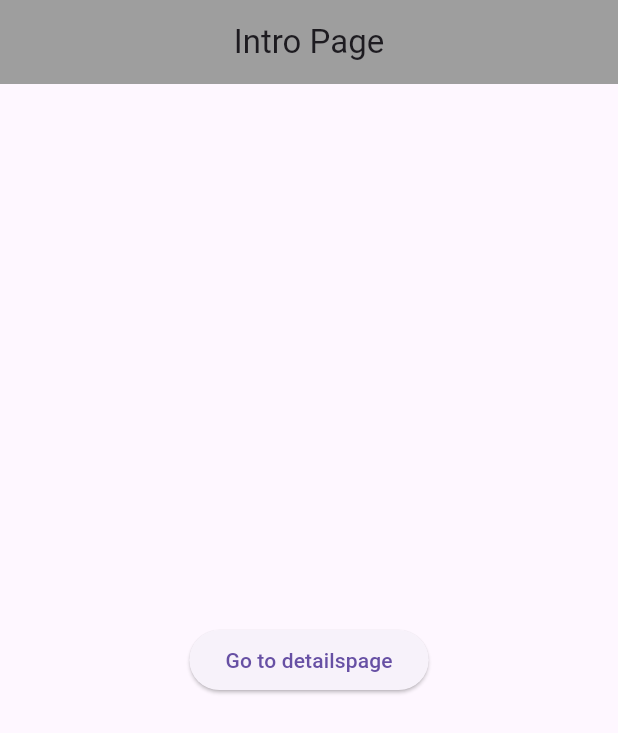
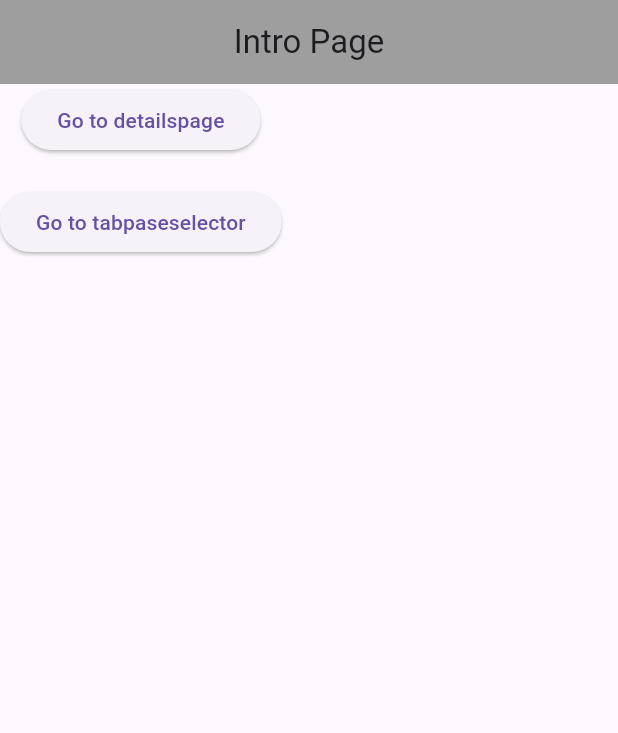
Before and after one commit to sizerChowdhury/flutter_widget_code, a Flutter app: the screen it shows after launch, on a phone screen of 412 x 824 dp. Shown: the top 733 px of the screen. Run offline on Flutter 3.47's test engine with Material 3 defaults, Android fonts, the phone set to English and light mode, and no system bars.

Commit message:
TabPageSelector.dart file is created to implement and practise "TabPageSelector" widget

```diff
--- a/lib/Intropage.dart
+++ b/lib/Intropage.dart
@@ -12,15 +12,23 @@ class IntroPage extends StatelessWidget {
             centerTitle: true,
             backgroundColor: Colors.grey[500],
           ),
-        body: Center(
-          child: ElevatedButton(
+          body: Column(
+            children: [
+              ElevatedButton(
                 child: Text('Go to detailspage'),
                 onPressed: () {
                   Navigator.pushNamed(context, '/details');
                 },
               ),
+              SizedBox(height: 20, width: 20),
+              ElevatedButton(
+                child: Text('Go to tabpaseselector'),
+                onPressed: () {
+                  Navigator.pushNamed(context, '/TabSelect');
+                },
               ),
-      ),
+            ],
+          )),
     );
   }
 }
--- a/lib/main.dart
+++ b/lib/main.dart
@@ -1,6 +1,7 @@
 import 'package:flutter/material.dart';
 import 'Details.dart';
 import 'Intropage.dart';
+import 'TabPageSelector.dart';
 
 void main() {
   runApp(const MyApp());
@@ -15,6 +16,7 @@ class MyApp extends StatelessWidget {
       routes: {
         '/': (context) => IntroPage(), // Default route
         '/details': (context) => DetailsPage(),
+        '/TabSelect': (context) => TabSelectorPage(),
         // '/third': (context) => ThirdPage(),
       },
     );
```
Also changed, not shown: lib/TabPageSelector.dart (added, +39 -0 lines). Lines whose indentation alone changed are shown as unchanged.
